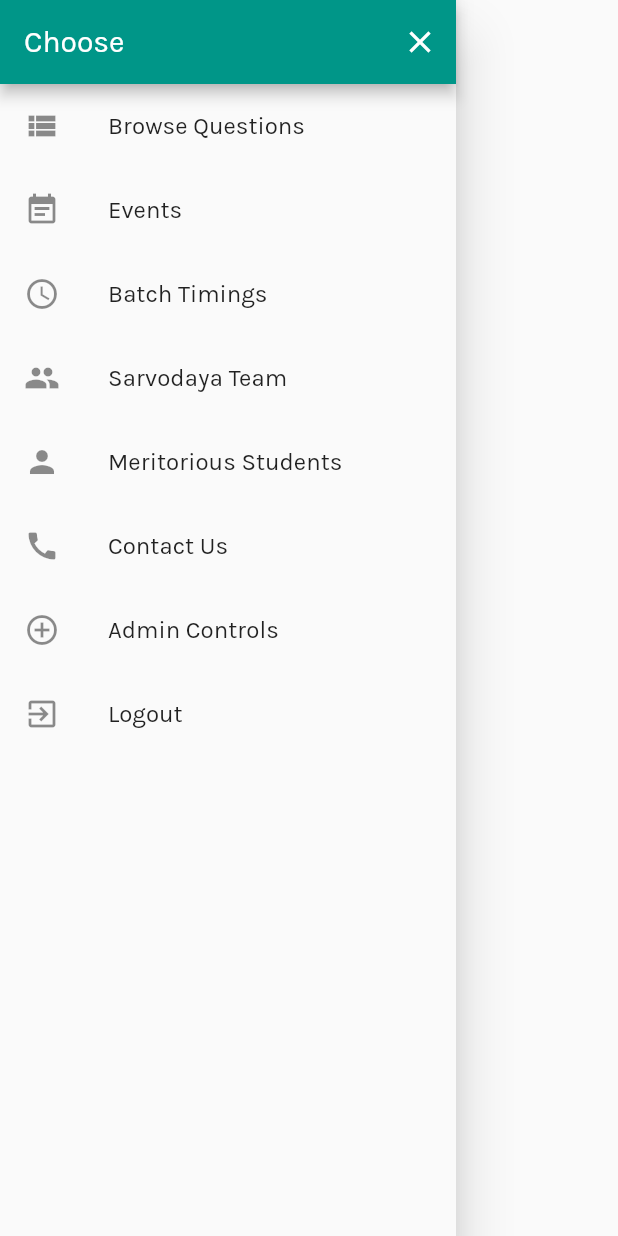
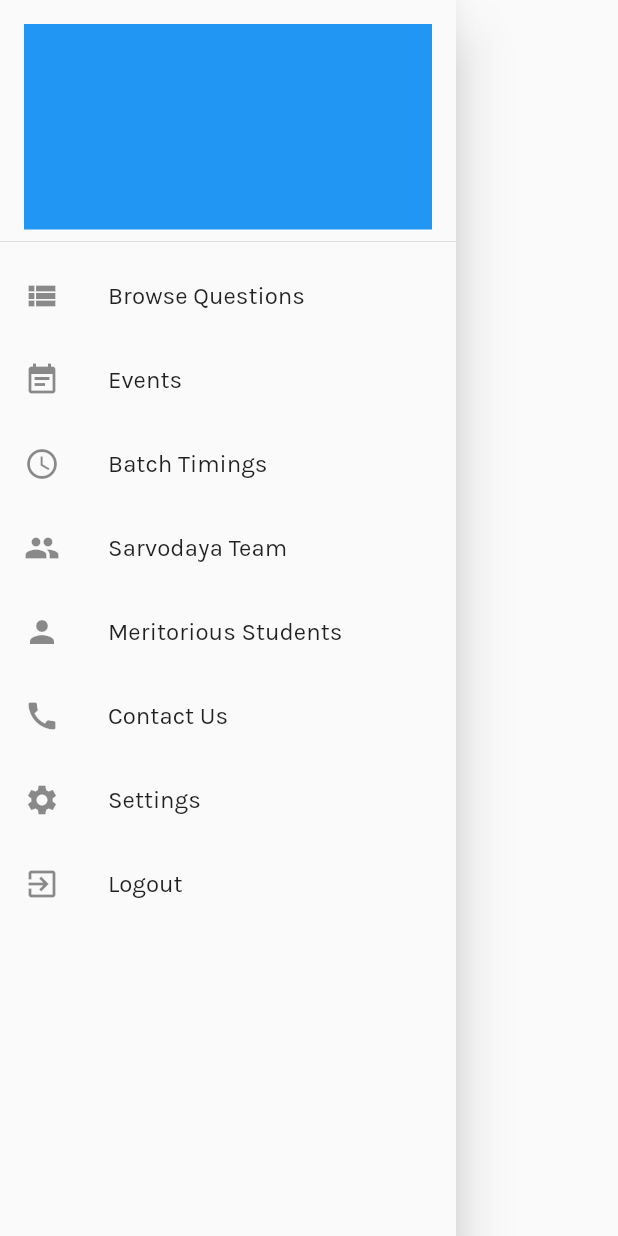
Before and after one commit to ashishs07/sarvodian, a Flutter app: the HomeDrawer widget shown alone on an empty page, opened directly, on a phone screen of 412 x 824 dp. Run offline on Flutter 3.47's test engine with Material 2 defaults, Android fonts, the phone set to English and light mode, and no system bars; accounts and stored records are empty.

```diff
--- a/lib/pages/login_main.dart
+++ b/lib/login_main.dart
@@ -1,9 +1,10 @@
 import 'package:flutter/material.dart';
+
+import 'package:sarvodian/widgets/UI elements/10pxsizedbox.dart';
 
 import 'package:sarvodian/pages/student/auth_s.dart';
 import 'package:sarvodian/pages/admin/auth_a.dart';
 import 'package:sarvodian/pages/guest/auth_g.dart';
-import 'package:sarvodian/widgets/UI elements/10pxsizedbox.dart';
 
 class LoginSelectPage extends StatelessWidget {
   DecorationImage _buildBackgroundImage() {
--- a/lib/pages/student/auth_s.dart
+++ b/lib/pages/student/auth_s.dart
@@ -1,10 +1,11 @@
 import 'package:flutter/material.dart';
+
 import 'package:scoped_model/scoped_model.dart';
-
 import 'package:sarvodian/scoped-models/main_smodel.dart';
 
+import 'package:sarvodian/login_main.dart';
+
 import 'package:sarvodian/widgets/UI elements/10pxsizedbox.dart';
-import 'package:sarvodian/pages/login_main.dart';
 
 class AuthPage extends StatefulWidget {
   @override
--- a/lib/pages/student/home_s.dart
+++ b/lib/pages/student/home_s.dart
@@ -1,8 +1,9 @@
 import 'package:flutter/material.dart';
+
 import 'package:scoped_model/scoped_model.dart';
+import 'package:sarvodian/scoped-models/main_smodel.dart';
 
 import 'package:sarvodian/widgets/student/card_s.dart';
-import 'package:sarvodian/scoped-models/main_smodel.dart';
 import 'package:sarvodian/widgets/student/drawer_s.dart';
 import 'package:sarvodian/widgets/student/addq_s.dart';
 
--- a/lib/widgets/admin/answer_a.dart
+++ b/lib/widgets/admin/answer_a.dart
@@ -1,7 +1,8 @@
 import 'package:flutter/material.dart';
+
 import 'package:scoped_model/scoped_model.dart';
+import 'package:sarvodian/scoped-models/main_smodel.dart';
 
-import 'package:sarvodian/scoped-models/main_smodel.dart';
 import 'package:sarvodian/models/question_model.dart';
 
 import 'package:sarvodian/widgets/UI elements/questiontitle.dart';
--- a/lib/widgets/admin/list_a.dart
+++ b/lib/widgets/admin/list_a.dart
@@ -1,7 +1,8 @@
 import 'package:flutter/material.dart';
+
 import 'package:scoped_model/scoped_model.dart';
+import 'package:sarvodian/scoped-models/main_smodel.dart';
 
-import 'package:sarvodian/scoped-models/main_smodel.dart';
 import 'package:sarvodian/models/question_model.dart';
 
 import 'package:sarvodian/widgets/admin/card_a.dart';
--- a/lib/widgets/student/addq_s.dart
+++ b/lib/widgets/student/addq_s.dart
@@ -1,6 +1,6 @@
 import 'package:flutter/material.dart';
+
 import 'package:scoped_model/scoped_model.dart';
-
 import 'package:sarvodian/scoped-models/main_smodel.dart';
 
 class MainFloatingButton extends StatefulWidget {
--- a/lib/widgets/student/card_s.dart
+++ b/lib/widgets/student/card_s.dart
@@ -1,4 +1,5 @@
 import 'package:flutter/material.dart';
+
 import 'package:sarvodian/models/question_model.dart';
 
 import 'package:sarvodian/widgets/UI elements/questiontitle.dart';
--- a/lib/widgets/student/drawer_s.dart
+++ b/lib/widgets/student/drawer_s.dart
@@ -5,8 +5,8 @@ import 'package:sarvodian/pages/student/timings_s.dart';
 import 'package:sarvodian/pages/student/team_s.dart';
 import 'package:sarvodian/pages/student/merit_s.dart';
 import 'package:sarvodian/pages/student/contact_s.dart';
-
-import 'package:sarvodian/pages/admin/auth_a.dart';
+//import 'package:sarvodian/pages/admin/auth_a.dart';
+import 'package:sarvodian/pages/student/settings_s.dart';
 
 class HomeDrawer extends StatelessWidget {
   Widget _buildBrowseListTile(BuildContext context) {
@@ -82,13 +82,26 @@ class HomeDrawer extends StatelessWidget {
     );
   }
 
-  Widget _buildAdminListTile(BuildContext context) {
+  /* Widget _buildAdminListTile(BuildContext context) {
     return ListTile(
       leading: Icon(Icons.control_point),
       title: Text('Admin Controls'),
       onTap: () {
         Navigator.pushReplacement(context,
             MaterialPageRoute(builder: (BuildContext context) => AdminLogin()));
+      },
+    );
+  }*/
+
+  Widget _buildSettingsListTile(BuildContext context) {
+    return ListTile(
+      leading: Icon(Icons.settings),
+      title: Text('Settings'),
+      onTap: () {
+        Navigator.push(
+            context,
+            MaterialPageRoute(
+                builder: (BuildContext context) => StudentSettingsPage()));
       },
     );
   }
@@ -108,7 +121,8 @@ class HomeDrawer extends StatelessWidget {
     return Drawer(
       child: ListView(
         children: <Widget>[
-          AppBar(
+          /*AppBar(
+            backgroundColor: Colors.blue,
             title: Text('Choose'),
             automaticallyImplyLeading: false,
             actions: <Widget>[
@@ -119,14 +133,23 @@ class HomeDrawer extends StatelessWidget {
                 },
               )
             ],
+          ),*/
+          DrawerHeader(
+            child: Container(
+              color: Colors.blue,
+              margin: EdgeInsets.all(0),
+              padding: EdgeInsets.all(0),
+            ),
           ),
+
           _buildBrowseListTile(context),
           _buildEventsListTile(context),
           _buildBatchListTile(context),
           _buildTeamListTile(context),
           _buildMeritListTile(context),
           _buildContactListTile(context),
-          _buildAdminListTile(context),
+          //_buildAdminListTile(context),
+          _buildSettingsListTile(context),
           _buildLogoutListTile(context)
         ],
       ),
```
Also changed, not shown: lib/main.dart (+4 -5 lines), lib/pages/admin/auth_a.dart (+10 -3 lines), lib/pages/student/settings_s.dart (added, +13 -0 lines), lib/widgets/admin/card_a.dart (+9 -2 lines).
